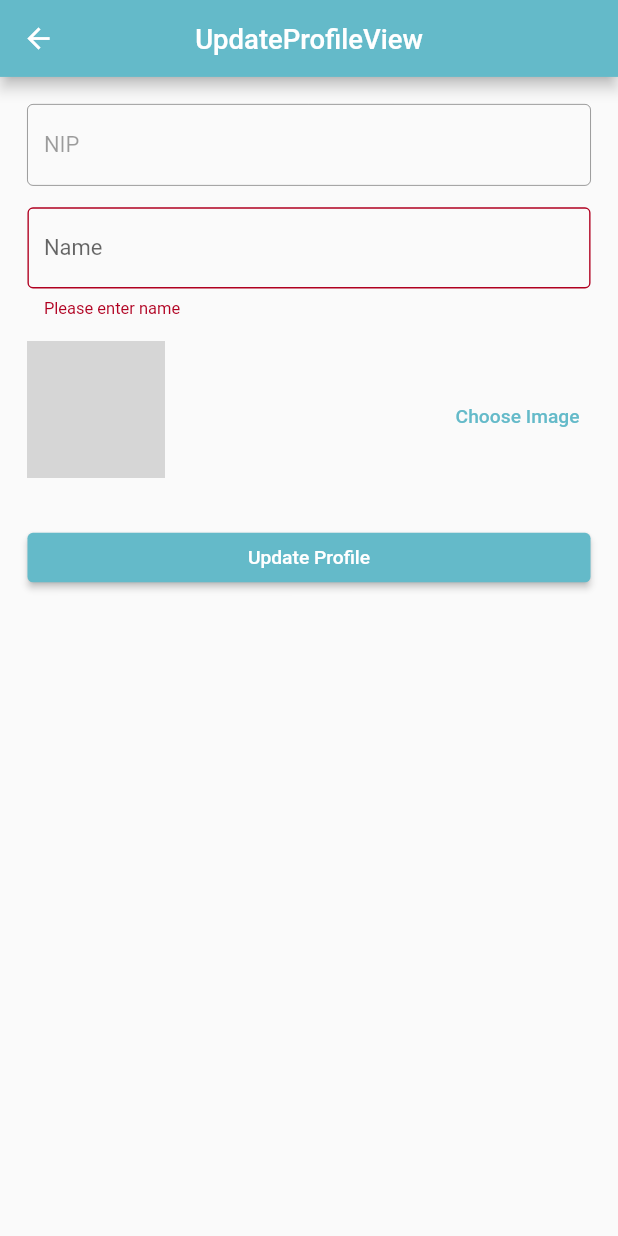
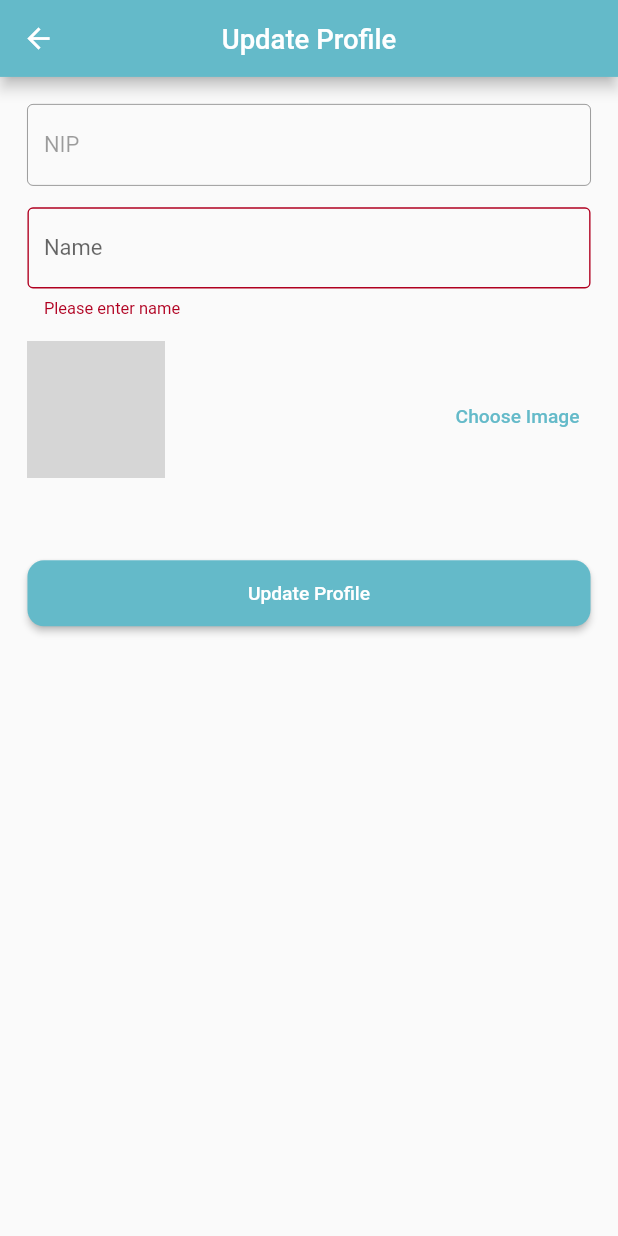
Before and after one commit to handika231/flutter-portofolio, a Flutter app: the UpdateProfileView screen opened directly with empty values, after a tap on "Choose Image", on a phone screen of 412 x 824 dp. Run offline on Flutter 3.47's test engine with Material 2 defaults, Android fonts, the phone set to English and light mode, and no system bars; our stand-ins replace cloud_firestore, firebase_auth, firebase_core, firebase_storage, geocoding, geolocator and 5 more; accounts and stored records are empty; network calls fail; grey boxes are pictures that could not be loaded.

Commit message:
refactor profile view

```diff
--- a/presence_app/lib/app/application.dart
+++ b/presence_app/lib/app/application.dart
@@ -3,7 +3,7 @@ import 'package:get/get.dart';
 import 'package:presence_app/app/application_controller.dart';
 import 'package:presence_app/common/style.dart';
 import 'package:presence_app/injector.dart' as di;
-import 'package:presence_app/routes/navigation.dart';
+import 'package:presence_app/routes/app_pages.dart';
 import 'package:responsive_framework/responsive_framework.dart';
 
 import '../modules/login/views/login_view.dart';
@@ -16,6 +16,7 @@ class Application extends StatelessWidget {
   @override
   Widget build(BuildContext context) {
     return GetMaterialApp(
+      getPages: AppPages.routes,
       theme: ThemeData(
         colorScheme: ColorScheme.light(
           primary: blueColor,
@@ -34,7 +35,6 @@ class Application extends StatelessWidget {
           ],
         );
       },
-      navigatorKey: navigatorKey,
       debugShowCheckedModeBanner: false,
       title: 'Presence App',
       home: controller.isLogin.value ? MainView() : LoginView(),
--- /dev/null
+++ b/presence_app/lib/common/constant.dart
@@ -0,0 +1,5 @@
+enum Status {
+  success,
+  error,
+  loading,
+}
--- a/presence_app/lib/modules/login/controllers/login_controller.dart
+++ b/presence_app/lib/modules/login/controllers/login_controller.dart
@@ -1,7 +1,6 @@
 import 'package:firebase_auth/firebase_auth.dart';
 import 'package:flutter/cupertino.dart';
 import 'package:get/get.dart';
-import 'package:presence_app/routes/navigation.dart';
 import 'package:presence_app/utils/db/pref_helper.dart';
 
 import '../../../routes/app_pages.dart';
@@ -31,7 +30,7 @@ class LoginController extends GetxController {
       _pref.setLogin(true);
       emailController.clear();
       passwordController.clear();
-      Navigation.navigateAReplacement(Routes.MAIN);
+      Get.offAllNamed(Routes.MAIN);
     } on FirebaseAuthException catch (e) {
       if (e.code == 'user-not-found') {
         Get.defaultDialog(
--- a/presence_app/lib/modules/login/views/login_view.dart
+++ b/presence_app/lib/modules/login/views/login_view.dart
@@ -18,6 +18,7 @@ class LoginView extends StatelessWidget {
           key: controller.loginForm,
           child: Padding(
             padding: const EdgeInsets.all(20.0),
+            child: SingleChildScrollView(
               child: Column(
                 crossAxisAlignment: CrossAxisAlignment.stretch,
                 children: [
@@ -96,6 +97,7 @@ class LoginView extends StatelessWidget {
             ),
           ),
         ),
+      ),
     );
   }
 }
--- a/presence_app/lib/modules/update_profile/bindings/update_profile_binding.dart
+++ b/presence_app/lib/modules/update_profile/bindings/update_profile_binding.dart
@@ -1,4 +1,5 @@
 import 'package:get/get.dart';
+import 'package:presence_app/injector.dart' as di;
 
 import '../controllers/update_profile_controller.dart';
 
@@ -6,7 +7,7 @@ class UpdateProfileBinding extends Bindings {
   @override
   void dependencies() {
     Get.lazyPut<UpdateProfileController>(
-      () => UpdateProfileController(),
+      () => di.locator<UpdateProfileController>(),
     );
   }
 }
--- a/presence_app/lib/modules/update_profile/controllers/update_profile_controller.dart
+++ b/presence_app/lib/modules/update_profile/controllers/update_profile_controller.dart
@@ -8,30 +8,48 @@ import 'package:get/get.dart';
 import 'package:image_picker/image_picker.dart';
 
 class UpdateProfileController extends GetxController {
+  final FirebaseAuth auth;
+  final FirebaseFirestore firestore;
+  final ImagePicker picker;
+  final FirebaseStorage storage;
+
+  UpdateProfileController(
+      {required this.auth,
+      required this.firestore,
+      required this.picker,
+      required this.storage});
   final GlobalKey<FormState> formKey =
       GlobalKey<FormState>(debugLabel: 'form update profile');
 
-  TextEditingController nameController = TextEditingController();
-  TextEditingController nipController = TextEditingController();
-  FirebaseAuth auth = FirebaseAuth.instance;
-  FirebaseFirestore firestore = FirebaseFirestore.instance;
+  late TextEditingController nameController;
+  late TextEditingController nipController;
+
+  @override
+  void onInit() {
+    super.onInit();
+    nameController = TextEditingController();
+    nipController = TextEditingController();
+  }
+
   File? imageFile;
 
   Future pickImage() async {
-    final ImagePicker picker = ImagePicker();
     final XFile? image = await picker.pickImage(source: ImageSource.gallery);
-    if (image != null) {
-      imageFile = File(image.path);
-    } else {
-      debugPrint('No image selected.');
-    }
+    if (image == null) return;
+    imageFile = File(image.path);
+    Get.snackbar(
+      'Foto Profile sudah diperbarui',
+      'Silahkan simpan perubahan',
+      backgroundColor: Colors.lightGreen,
+      colorText: Colors.black,
+    );
     update();
   }
 
   Future uploadImage() async {
     if (imageFile != null) {
       final String fileName = auth.currentUser!.uid;
-      final Reference ref = FirebaseStorage.instance.ref().child(fileName);
+      final Reference ref = storage.ref().child(fileName);
       final UploadTask uploadTask = ref.putFile(imageFile!);
       final TaskSnapshot downloadUrl = (await uploadTask);
       final String url = (await downloadUrl.ref.getDownloadURL());
@@ -47,9 +65,8 @@ class UpdateProfileController extends GetxController {
     super.dispose();
   }
 
-  Future updateProfile() async {
+  Future<void> updateProfile() async {
     if (formKey.currentState!.validate()) {
-      //update profile
       String uid = auth.currentUser!.uid;
       String profile = await uploadImage();
       await firestore.collection('employee').doc(uid).update({
@@ -57,12 +74,17 @@ class UpdateProfileController extends GetxController {
         'profile': profile,
       });
       Get.defaultDialog(
-        title: 'Success',
-        middleText: 'Profile has been updated',
-        onConfirm: () {
-          Get.back();
-          Get.back();
-        },
+        title: 'Berhasil',
+        actions: [
+          TextButton(
+            onPressed: () {
+              Get.back();
+              Get.back();
+            },
+            child: const Text('OK'),
+          ),
+        ],
+        middleText: 'Profile kamu sudah di perbarui',
       );
     }
   }
--- a/presence_app/lib/modules/update_profile/views/update_profile_view.dart
+++ b/presence_app/lib/modules/update_profile/views/update_profile_view.dart
@@ -1,18 +1,20 @@
 import 'package:flutter/material.dart';
 import 'package:get/get.dart';
+import 'package:presence_app/injector.dart' as di;
 
 import '../controllers/update_profile_controller.dart';
 
-class UpdateProfileView extends GetView<UpdateProfileController> {
+class UpdateProfileView extends StatelessWidget {
   final args = Get.arguments;
   UpdateProfileView({Key? key}) : super(key: key);
+  final controller = Get.put(di.locator<UpdateProfileController>());
   @override
   Widget build(BuildContext context) {
     controller.nameController.text = args['name'];
     controller.nipController.text = args['nip'];
     return Scaffold(
       appBar: AppBar(
-        title: const Text('UpdateProfileView'),
+        title: const Text('Update Profile'),
         centerTitle: true,
       ),
       body: Form(
@@ -46,7 +48,7 @@ class UpdateProfileView extends GetView<UpdateProfileController> {
               height: 16,
             ),
             GetBuilder<UpdateProfileController>(
-              builder: (controller) {
+              builder: (value) {
                 return Row(
                   mainAxisAlignment: MainAxisAlignment.spaceBetween,
                   children: [
@@ -63,11 +65,11 @@ class UpdateProfileView extends GetView<UpdateProfileController> {
                                     fit: BoxFit.cover,
                                   ),
                                 )
-                              : controller.imageFile == null
+                              : value.imageFile == null
                                   ? const Text('No Image')
                                   : ClipOval(
                                       child: Image.file(
-                                        controller.imageFile!,
+                                        value.imageFile!,
                                         width: 100,
                                         height: 100,
                                         fit: BoxFit.cover,
@@ -82,7 +84,7 @@ class UpdateProfileView extends GetView<UpdateProfileController> {
                     Flexible(
                       child: TextButton(
                         onPressed: () {
-                          controller.pickImage();
+                          value.pickImage();
                         },
                         child: const Text('Choose Image'),
                       ),
@@ -92,9 +94,15 @@ class UpdateProfileView extends GetView<UpdateProfileController> {
               },
             ),
             const SizedBox(
-              height: 24,
+              height: 50,
             ),
             ElevatedButton(
+              style: ElevatedButton.styleFrom(
+                shape: RoundedRectangleBorder(
+                  borderRadius: BorderRadius.circular(12),
+                ),
+                padding: const EdgeInsets.symmetric(vertical: 16),
+              ),
               onPressed: () {
                 if (controller.formKey.currentState!.validate()) {
                   controller.updateProfile();
```
Also changed, not shown: presence_app/lib/injector.dart (+18 -1 lines), presence_app/lib/modules/profile/controllers/profile_controller.dart (+26 -12 lines), presence_app/lib/modules/profile/views/profile_view.dart (+17 -26 lines). Lines whose indentation alone changed are shown as unchanged.
